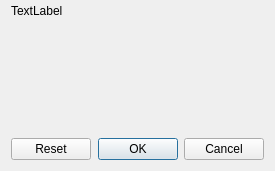
The window that Viewer/src/AttributeEditorDialog.ui (ecmwf/ecflow) describes before a commit, drawn with Qt 5.
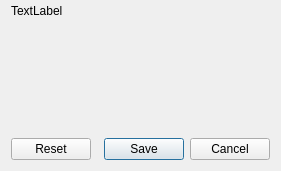
The same window after the commit. Custom widgets are drawn as their Qt base class.

What changed in the file:
```diff
--- a/Viewer/src/AttributeEditorDialog.ui
+++ b/Viewer/src/AttributeEditorDialog.ui
@@ -6,7 +6,7 @@
    <rect>
     <x>0</x>
     <y>0</y>
-    <width>275</width>
+    <width>281</width>
     <height>171</height>
    </rect>
   </property>
@@ -65,7 +65,7 @@
       <enum>Qt::Horizontal</enum>
      </property>
      <property name="standardButtons">
-      <set>QDialogButtonBox::Cancel|QDialogButtonBox::Ok|QDialogButtonBox::Reset</set>
+      <set>QDialogButtonBox::Cancel|QDialogButtonBox::Reset|QDialogButtonBox::Save</set>
      </property>
     </widget>
    </item>
```
